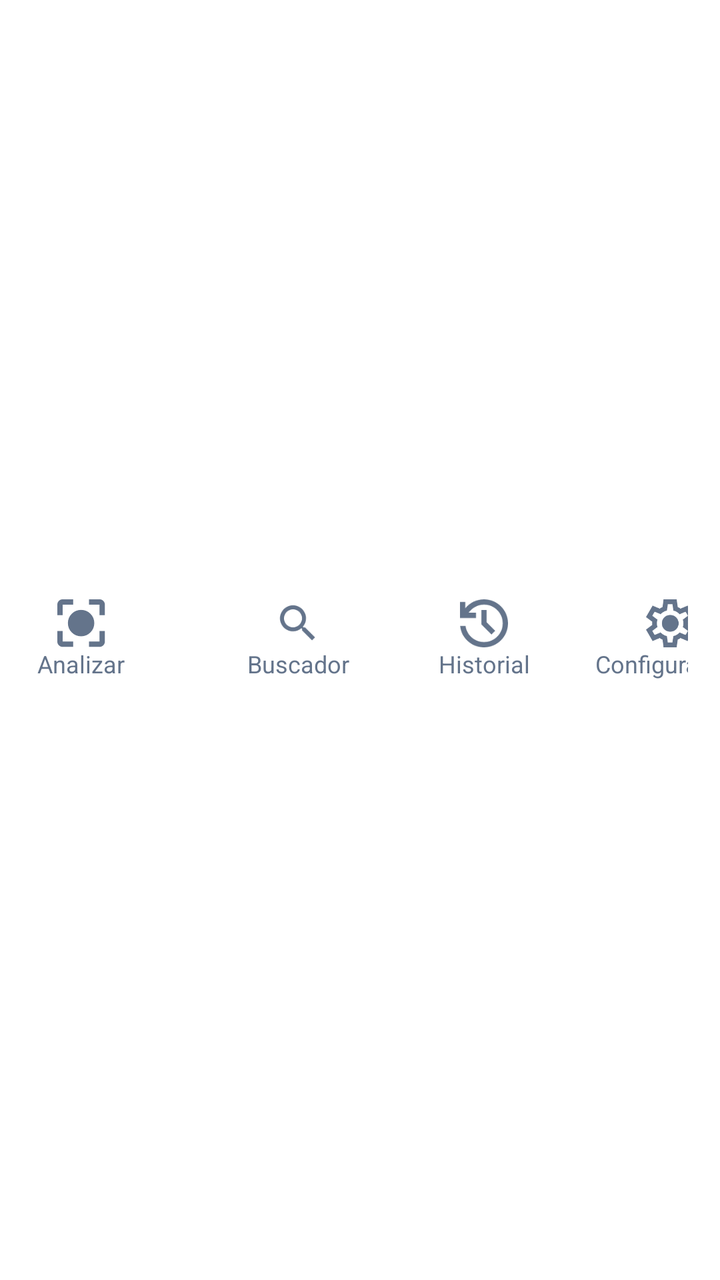
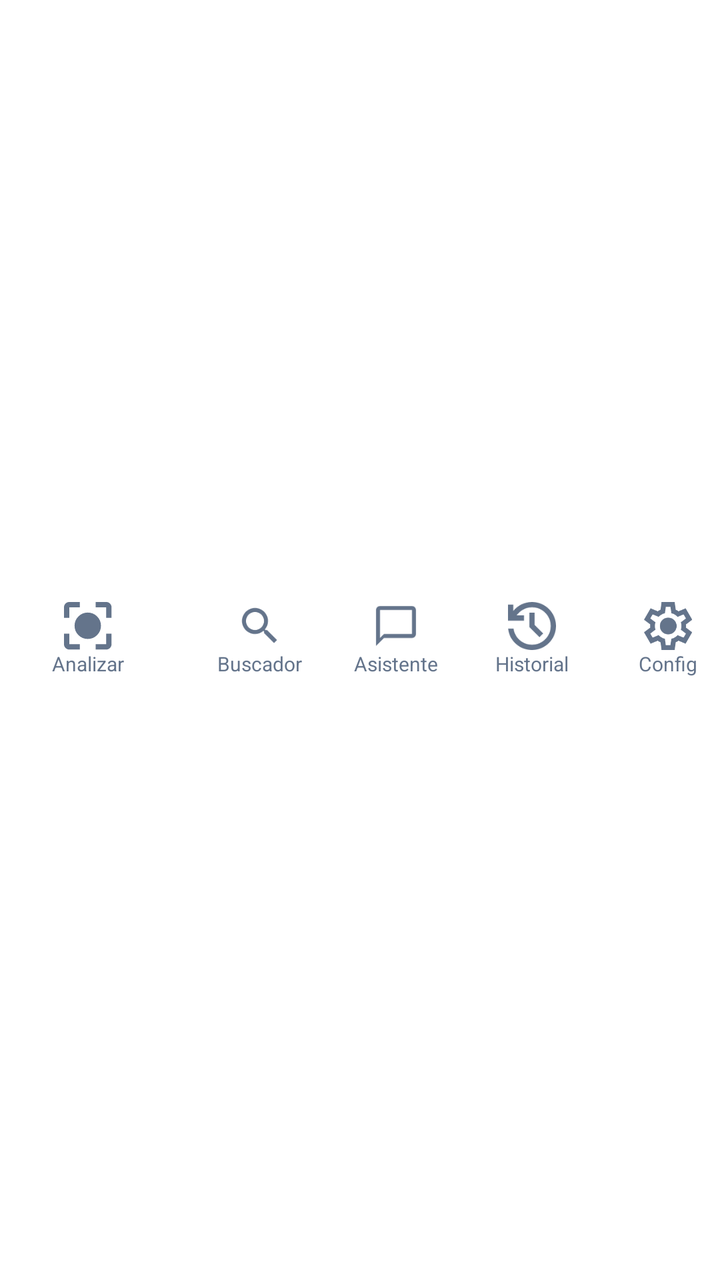

Before-and-after screenshots of an Android layout around one commit, followed by the original layout XML and the change that was made.
<!-- AndroidManifest.xml: application theme Theme.Tienda_app -->
<!-- res/layout/menu.xml -->
<?xml version="1.0" encoding="utf-8"?>
<LinearLayout xmlns:android="http://schemas.android.com/apk/res/android"
    xmlns:app="http://schemas.android.com/apk/res-auto"
    android:layout_width="match_parent"
    android:layout_height="96dp"
    android:background="#FFFFFF"
    android:elevation="8dp"
    android:orientation="horizontal"
    android:gravity="center"
    android:paddingHorizontal="16dp">
            
    <LinearLayout
        android:id="@+id/analyze"
        android:background="@drawable/menu_shape"
        android:clickable="true"
        android:focusable="true"
        android:gravity="center"
        android:orientation="vertical"
        android:layout_width="112dp"
        android:layout_height="match_parent"
        android:layout_marginVertical="12dp"
        android:layout_marginEnd="6dp"
        android:paddingTop="8dp"
        android:paddingBottom="8dp">
        <ImageView
            android:id="@+id/icon_1"
            android:layout_width="24dp"
            android:layout_height="24dp"
            android:src="@drawable/scan"
            app:tint="@color/menu_color_selector" />

        <TextView
            android:id="@+id/text_1"
            android:layout_width="wrap_content"
            android:layout_height="wrap_content"
            android:text="Analizar"
            android:textColor="@color/menu_color_selector"
            android:textSize="12sp" />
    </LinearLayout>

    <LinearLayout
        android:id="@+id/gallery"
        android:background="@drawable/menu_shape"
        android:layout_width="81dp"
        android:layout_height="match_parent"
        android:clickable="true"
        android:focusable="true"
        android:gravity="center"
        android:orientation="vertical"
        android:layout_marginVertical="12dp"
        android:layout_marginHorizontal="6dp"
        android:paddingTop="8dp"
        android:paddingBottom="8dp"
        android:contentDescription="Buscador de productos">

        <ImageView
            android:id="@+id/icon_2"
            android:layout_width="24dp"
            android:layout_height="24dp"
            android:src="@drawable/ic_search"
            app:tint="@color/menu_color_selector"
            android:importantForAccessibility="no" />

        <TextView
            android:id="@+id/text_2"
            android:layout_width="wrap_content"
            android:layout_height="wrap_content"
            android:text="Buscador"
            android:textColor="@color/menu_color_selector"
            android:textSize="12sp" />
    </LinearLayout>

    <LinearLayout
        android:id="@+id/history"
        android:background="@drawable/menu_shape"
        android:layout_width="81dp"
        android:layout_height="match_parent"
        android:clickable="true"
        android:focusable="true"
        android:gravity="center"
        android:orientation="vertical"
        android:layout_marginVertical="12dp"
        android:layout_marginHorizontal="6dp"
        android:paddingTop="8dp"
        android:paddingBottom="8dp">

        <ImageView
            android:id="@+id/icon_3"
            android:layout_width="24dp"
            android:layout_height="24dp"
            android:src="@drawable/history"
            app:tint="@color/menu_color_selector" />

        <TextView
            android:id="@+id/text_3"
            android:layout_width="wrap_content"
            android:layout_height="wrap_content"
            android:text="Historial"
            android:textColor="@color/menu_color_selector"
            android:textSize="12sp" />
    </LinearLayout>

    <LinearLayout
        android:id="@+id/config"
        android:background="@drawable/menu_shape"
        android:layout_width="81dp"
        android:layout_height="match_parent"
        android:clickable="true"
        android:focusable="true"
        android:gravity="center"
        android:orientation="vertical"
        android:layout_marginVertical="12dp"
        android:layout_marginStart="6dp"
        android:paddingTop="8dp"
        android:paddingBottom="8dp">

        <ImageView
            android:id="@+id/icon_4"
            android:layout_width="24dp"
            android:layout_height="24dp"
            android:src="@drawable/settings"
            app:tint="@color/menu_color_selector" />

        <TextView
            android:id="@+id/text_4"
            android:layout_width="wrap_content"
            android:layout_height="wrap_content"
            android:text="Configuración"
            android:textColor="@color/menu_color_selector"
            android:textSize="12sp" />
    </LinearLayout>
</LinearLayout>
<!-- resources referenced by this layout -->
<resources>
  <!-- drawable history (drawable) -->
  <vector xmlns:android="http://schemas.android.com/apk/res/android"
      android:width="18dp"
      android:height="18dp"
      android:viewportWidth="18"
      android:viewportHeight="18">
    <path
        android:pathData="M9,18C6.7,18 4.696,17.237 2.987,15.712C1.279,14.188 0.3,12.283 0.05,10H2.1C2.333,11.733 3.104,13.167 4.412,14.3C5.721,15.433 7.25,16 9,16C10.95,16 12.604,15.321 13.962,13.962C15.321,12.604 16,10.95 16,9C16,7.05 15.321,5.396 13.962,4.037C12.604,2.679 10.95,2 9,2C7.85,2 6.775,2.267 5.775,2.8C4.775,3.333 3.933,4.067 3.25,5H6V7H0V1H2V3.35C2.85,2.283 3.888,1.458 5.113,0.875C6.338,0.292 7.633,0 9,0C10.25,0 11.421,0.237 12.512,0.712C13.604,1.188 14.554,1.829 15.363,2.638C16.171,3.446 16.813,4.396 17.288,5.488C17.763,6.579 18,7.75 18,9C18,10.25 17.763,11.421 17.288,12.512C16.813,13.604 16.171,14.554 15.363,15.363C14.554,16.171 13.604,16.813 12.512,17.288C11.421,17.763 10.25,18 9,18ZM11.8,13.2L8,9.4V4H10V8.6L13.2,11.8L11.8,13.2Z"
        android:fillColor="#64748B"/>
  </vector>
  <!-- drawable ic_search (drawable) -->
  <vector xmlns:android="http://schemas.android.com/apk/res/android"
      android:width="24dp"
      android:height="24dp"
      android:viewportWidth="24"
      android:viewportHeight="24">
    <path
        android:fillColor="#FFFFFF"
        android:pathData="M15.5,14h-0.79l-0.28,-0.27C15.41,12.59 16,11.11 16,9.5 16,5.91 13.09,3 9.5,3S3,5.91 3,9.5 5.91,16 9.5,16c1.61,0 3.09,-0.59 4.23,-1.57l0.27,0.28v0.79l5,4.99L20.49,19l-4.99,-5zm-6,0C7.01,14 5,11.99 5,9.5S7.01,5 9.5,5 14,7.01 14,9.5 11.99,14 9.5,14z"/>
  </vector>
  <!-- drawable menu_shape (drawable) -->
  <?xml version="1.0" encoding="utf-8"?>
  <selector xmlns:android="http://schemas.android.com/apk/res/android">
      <item android:state_selected="true">
          <shape android:shape="rectangle">
              <solid android:color="@color/yellow"/>
              <corners android:radius="16dp"/>
          </shape>
      </item>
  
      <item>
          <shape android:shape="rectangle">
              <solid android:color="@android:color/transparent"/>
          </shape>
      </item>
  </selector>
  <!-- drawable scan (drawable) -->
  <vector xmlns:android="http://schemas.android.com/apk/res/android"
      android:width="20dp"
      android:height="20dp"
      android:viewportWidth="20"
      android:viewportHeight="20">
    <path
        android:pathData="M2.2,19.8C1.595,19.8 1.077,19.585 0.646,19.154C0.215,18.723 0,18.205 0,17.6V13.2H2.2V17.6H6.6V19.8H2.2ZM13.2,19.8V17.6H17.6V13.2H19.8V17.6C19.8,18.205 19.585,18.723 19.154,19.154C18.723,19.585 18.205,19.8 17.6,19.8H13.2ZM0,6.6V2.2C0,1.595 0.215,1.077 0.646,0.646C1.077,0.215 1.595,0 2.2,0H6.6V2.2H2.2V6.6H0ZM17.6,6.6V2.2H13.2V0H17.6C18.205,0 18.723,0.215 19.154,0.646C19.585,1.077 19.8,1.595 19.8,2.2V6.6H17.6ZM9.9,15.4C8.378,15.4 7.081,14.864 6.009,13.791C4.936,12.719 4.4,11.422 4.4,9.9C4.4,8.378 4.936,7.081 6.009,6.009C7.081,4.936 8.378,4.4 9.9,4.4C11.422,4.4 12.719,4.936 13.791,6.009C14.864,7.081 15.4,8.378 15.4,9.9C15.4,11.422 14.864,12.719 13.791,13.791C12.719,14.864 11.422,15.4 9.9,15.4Z"
        android:fillColor="@color/black"/>
  </vector>
  <!-- drawable settings: vector/xml drawable (drawable, 2097 chars, omitted) -->
  <style name="Theme.Tienda_app" parent="Base.Theme.Tienda_app" />
  <color name="yellow">#FCD400</color>
  <color name="black">#FF000000</color>
  <style name="Base.Theme.Tienda_app" parent="Theme.Material3.DayNight.NoActionBar">
          
          
      </style>
</resources>

<!-- the commit's change to res/layout/menu.xml (unified diff, before → after) -->
@@ -7,7 +7,7 @@
     android:elevation="8dp"
     android:orientation="horizontal"
     android:gravity="center"
-    android:paddingHorizontal="16dp">
+    android:paddingHorizontal="8dp">
             
     <LinearLayout
         android:id="@+id/analyze"
@@ -16,10 +16,10 @@
         android:focusable="true"
         android:gravity="center"
         android:orientation="vertical"
-        android:layout_width="112dp"
+        android:layout_width="96dp"
         android:layout_height="match_parent"
         android:layout_marginVertical="12dp"
-        android:layout_marginEnd="6dp"
+        android:layout_marginEnd="4dp"
         android:paddingTop="8dp"
         android:paddingBottom="8dp">
         <ImageView
@@ -35,20 +35,20 @@
             android:layout_height="wrap_content"
             android:text="Analizar"
             android:textColor="@color/menu_color_selector"
-            android:textSize="12sp" />
+            android:textSize="10sp" />
     </LinearLayout>
 
     <LinearLayout
         android:id="@+id/gallery"
         android:background="@drawable/menu_shape"
-        android:layout_width="81dp"
+        android:layout_width="60dp"
         android:layout_height="match_parent"
         android:clickable="true"
         android:focusable="true"
         android:gravity="center"
         android:orientation="vertical"
         android:layout_marginVertical="12dp"
-        android:layout_marginHorizontal="6dp"
+        android:layout_marginHorizontal="4dp"
         android:paddingTop="8dp"
         android:paddingBottom="8dp"
         android:contentDescription="Buscador de productos">
@@ -67,20 +67,52 @@
             android:layout_height="wrap_content"
             android:text="Buscador"
             android:textColor="@color/menu_color_selector"
-            android:textSize="12sp" />
+            android:textSize="10sp" />
     </LinearLayout>
 
     <LinearLayout
-        android:id="@+id/history"
+        android:id="@+id/chat"
         android:background="@drawable/menu_shape"
-        android:layout_width="81dp"
+        android:layout_width="60dp"
         android:layout_height="match_parent"
         android:clickable="true"
         android:focusable="true"
         android:gravity="center"
         android:orientation="vertical"
         android:layout_marginVertical="12dp"
-        android:layout_marginHorizontal="6dp"
+        android:layout_marginHorizontal="4dp"
+        android:paddingTop="8dp"
+        android:paddingBottom="8dp"
+        android:contentDescription="Chat del asistente virtual">
+
+        <ImageView
+            android:id="@+id/icon_chat"
+            android:layout_width="24dp"
+            android:layout_height="24dp"
+            android:src="@drawable/ic_chat"
+            app:tint="@color/menu_color_selector"
+            android:importantForAccessibility="no" />
+
+        <TextView
+            android:id="@+id/text_chat"
+            android:layout_width="wrap_content"
+            android:layout_height="wrap_content"
+            android:text="Asistente"
+            android:textColor="@color/menu_color_selector"
+            android:textSize="10sp" />
+    </LinearLayout>
+
+    <LinearLayout
+        android:id="@+id/history"
+        android:background="@drawable/menu_shape"
+        android:layout_width="60dp"
+        android:layout_height="match_parent"
+        android:clickable="true"
+        android:focusable="true"
+        android:gravity="center"
+        android:orientation="vertical"
+        android:layout_marginVertical="12dp"
+        android:layout_marginHorizontal="4dp"
         android:paddingTop="8dp"
         android:paddingBottom="8dp">
 
@@ -97,20 +129,20 @@
             android:layout_height="wrap_content"
             android:text="Historial"
             android:textColor="@color/menu_color_selector"
-            android:textSize="12sp" />
+            android:textSize="10sp" />
     </LinearLayout>
 
     <LinearLayout
         android:id="@+id/config"
         android:background="@drawable/menu_shape"
-        android:layout_width="81dp"
+        android:layout_width="60dp"
         android:layout_height="match_parent"
         android:clickable="true"
         android:focusable="true"
         android:gravity="center"
         android:orientation="vertical"
         android:layout_marginVertical="12dp"
-        android:layout_marginStart="6dp"
+        android:layout_marginStart="4dp"
         android:paddingTop="8dp"
         android:paddingBottom="8dp">
 
@@ -125,8 +157,8 @@
             android:id="@+id/text_4"
             android:layout_width="wrap_content"
             android:layout_height="wrap_content"
-            android:text="Configuración"
+            android:text="Config"
             android:textColor="@color/menu_color_selector"
-            android:textSize="12sp" />
+            android:textSize="10sp" />
     </LinearLayout>
 </LinearLayout>
<!-- resource entries referenced after the edit -->
@@ -9,6 +9,16 @@
     <path
         android:pathData="M9,18C6.7,18 4.696,17.237 2.987,15.712C1.279,14.188 0.3,12.283 0.05,10H2.1C2.333,11.733 3.104,13.167 4.412,14.3C5.721,15.433 7.25,16 9,16C10.95,16 12.604,15.321 13.962,13.962C15.321,12.604 16,10.95 16,9C16,7.05 15.321,5.396 13.962,4.037C12.604,2.679 10.95,2 9,2C7.85,2 6.775,2.267 5.775,2.8C4.775,3.333 3.933,4.067 3.25,5H6V7H0V1H2V3.35C2.85,2.283 3.888,1.458 5.113,0.875C6.338,0.292 7.633,0 9,0C10.25,0 11.421,0.237 12.512,0.712C13.604,1.188 14.554,1.829 15.363,2.638C16.171,3.446 16.813,4.396 17.288,5.488C17.763,6.579 18,7.75 18,9C18,10.25 17.763,11.421 17.288,12.512C16.813,13.604 16.171,14.554 15.363,15.363C14.554,16.171 13.604,16.813 12.512,17.288C11.421,17.763 10.25,18 9,18ZM11.8,13.2L8,9.4V4H10V8.6L13.2,11.8L11.8,13.2Z"
         android:fillColor="#64748B"/>
+  </vector>
+  <!-- drawable ic_chat (drawable) -->
+  <vector xmlns:android="http://schemas.android.com/apk/res/android"
+      android:width="24dp"
+      android:height="24dp"
+      android:viewportWidth="24"
+      android:viewportHeight="24">
+      <path
+          android:fillColor="#000000"
+          android:pathData="M20,2H4C2.9,2 2,2.9 2,4v18l4,-4h14c1.1,0 2,-0.9 2,-2V4C22,2.9 21.1,2 20,2zM20,16H6l-2,2V4h16V16z"/>
   </vector>
   <!-- drawable ic_search (drawable) -->
   <vector xmlns:android="http://schemas.android.com/apk/res/android"
